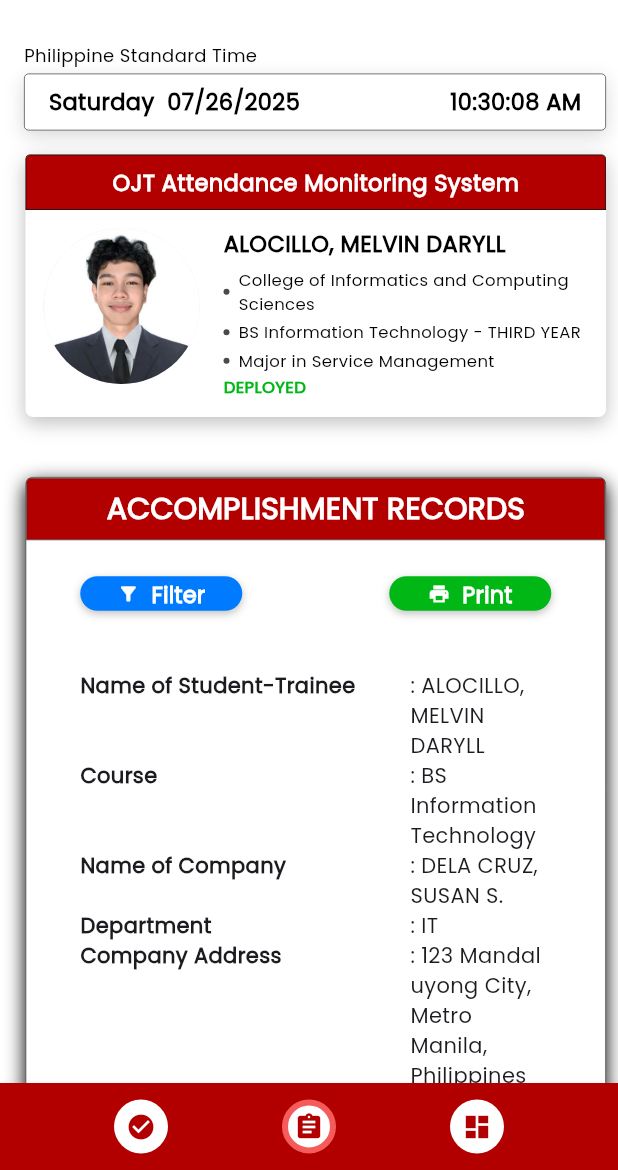
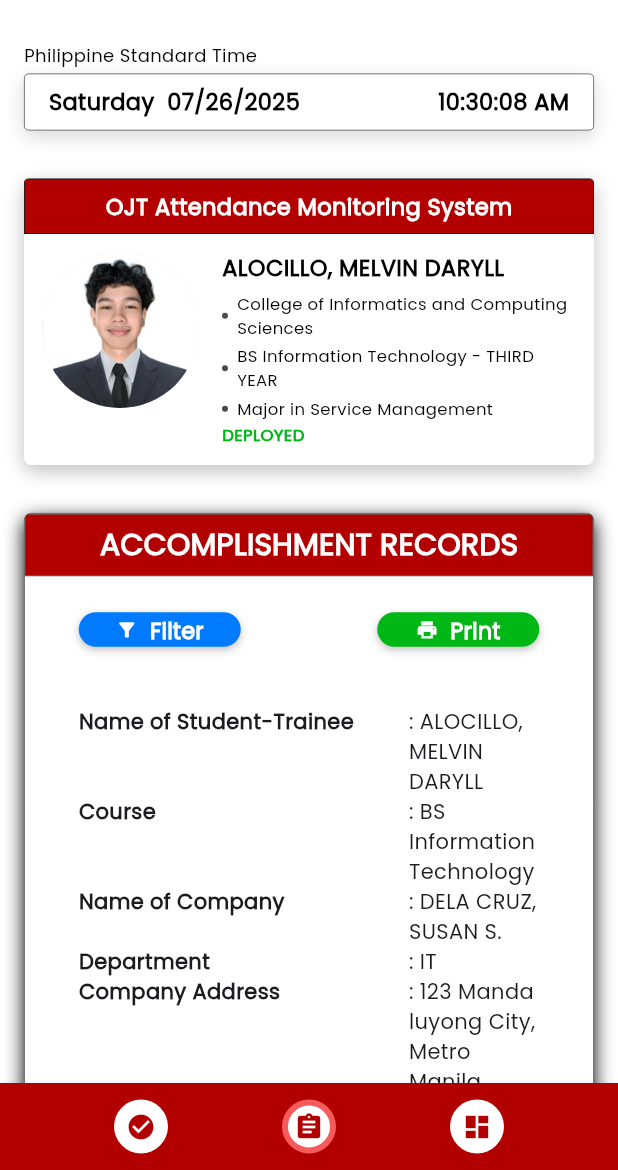
Before and after one commit to vindaryll/Spartrack_AMS, a Flutter app: the DashboardPage screen opened directly with sample values from the repository, item 2 of the bottom bar chosen, on a phone screen of 412 x 824 dp, the part 66-1236 px from its top. Run offline on Flutter 3.47's test engine with Material 3 defaults, Android fonts, the phone set to English and light mode, and no system bars; our stand-ins replace pdf, printing; missing offline and left inert: art_sweetalert, flutter_quill.

Commit message:
fixed spacing on main container

```diff
--- a/spartrack/lib/pages/dashboard_page.dart
+++ b/spartrack/lib/pages/dashboard_page.dart
@@ -84,8 +84,8 @@ class _DashboardPageState extends State<DashboardPage> {
                       const SizedBox(height: 16),
                       // Main Tab Container with dynamic header
                       Container(
-                        width: 394,
-                        margin: const EdgeInsets.only(left: 9, top: 8, bottom: 8),
+                        width: double.infinity,
+                        margin: const EdgeInsets.symmetric(horizontal: 8.0, vertical: 8.0),
                         decoration: BoxDecoration(
                           color: AppColors.white,
                           border: Border.all(color: AppColors.borderGray, width: 0.5),
--- a/spartrack/lib/widgets/change_email_modal.dart
+++ b/spartrack/lib/widgets/change_email_modal.dart
@@ -1,7 +1,6 @@
 import 'package:flutter/material.dart';
 import '../utils/app_colors.dart';
 import '../common/custom_text_field.dart';
-import 'package:art_sweetalert/art_sweetalert.dart';
 
 class ChangeEmailModal extends StatefulWidget {
   final void Function(String newEmail)? onSubmit;
--- a/spartrack/lib/widgets/philippine_time_card.dart
+++ b/spartrack/lib/widgets/philippine_time_card.dart
@@ -40,7 +40,7 @@ class _PhilippineTimeCardState extends State<PhilippineTimeCard> {
   @override
   Widget build(BuildContext context) {
     return Padding(
-      padding: const EdgeInsets.only(left: 8, top: 8),
+      padding: const EdgeInsets.symmetric(horizontal: 8.0, vertical: 8.0),
       child: Column(
         crossAxisAlignment: CrossAxisAlignment.start,
         children: [
--- a/spartrack/lib/widgets/profile_card.dart
+++ b/spartrack/lib/widgets/profile_card.dart
@@ -9,8 +9,8 @@ class ProfileCard extends StatelessWidget {
   @override
   Widget build(BuildContext context) {
     return Container(
-      width: 394,
-      margin: const EdgeInsets.only(left: 9, top: 0, bottom: 16),
+      width: double.infinity,
+      margin: const EdgeInsets.symmetric(horizontal: 8.0, vertical: 8.0),
       decoration: BoxDecoration(
         color: AppColors.white,
         borderRadius: BorderRadius.circular(5),
```
Also changed, not shown: 1 other file.
